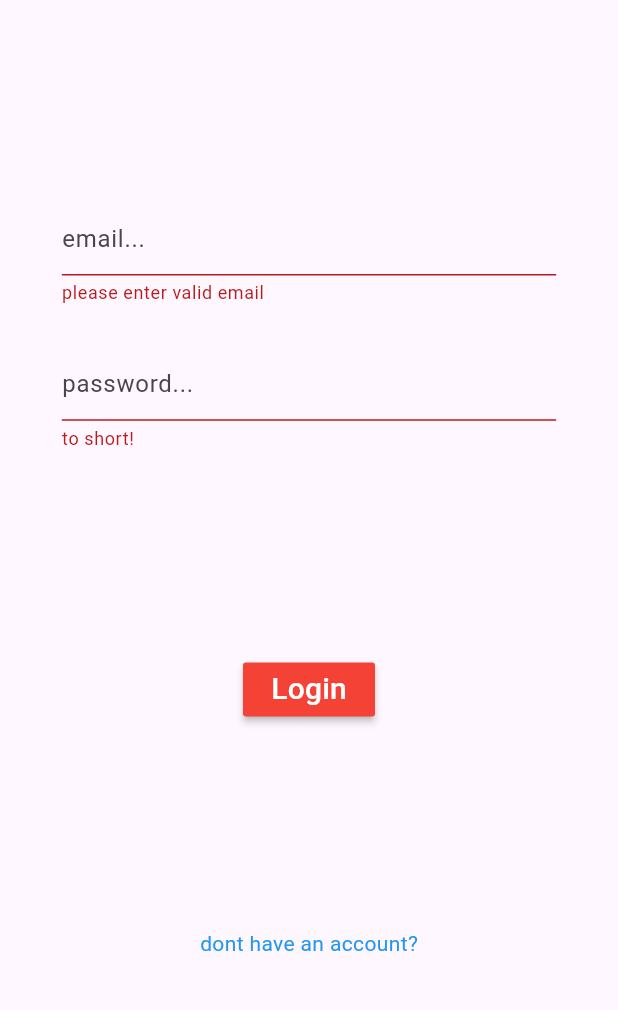
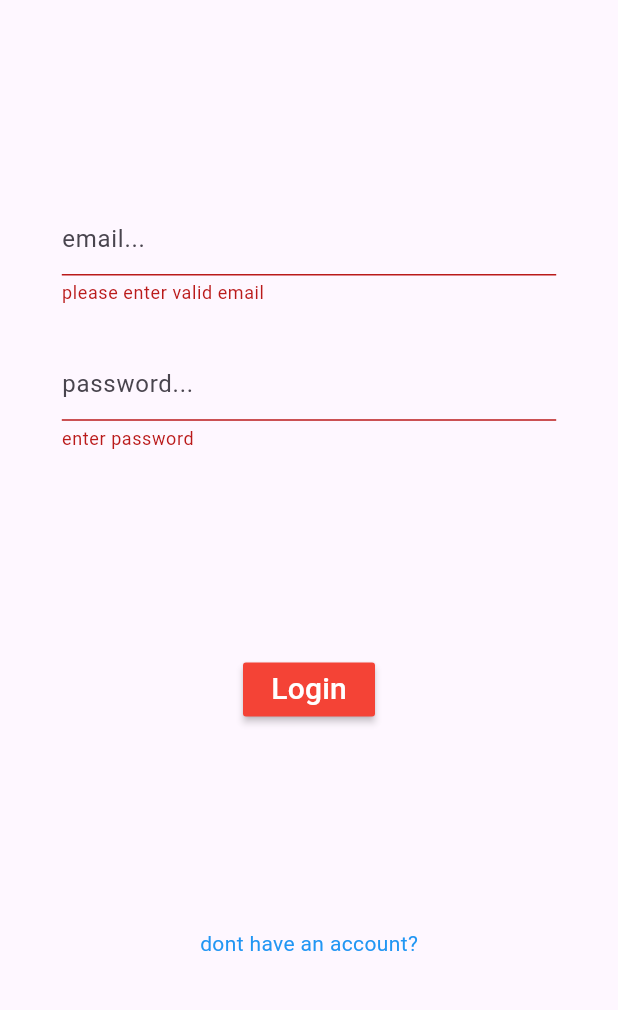
Before and after one commit to FaisalNadaf/Flutter_Social_Media, a Flutter app: the screen it shows after launch, after a tap on "Login", on a phone screen of 412 x 824 dp, the part 176-1186 px from its top. Run offline on Flutter 3.47's test engine with Material 3 defaults, Android fonts, the light colour scheme and no system bars; our stand-ins replace file_picker; accounts and stored records are empty; network calls fail.

Commit message:
register page and login page complete

```diff
--- a/lib/pages/loginPage.dart
+++ b/lib/pages/loginPage.dart
@@ -82,7 +82,11 @@ class _loginPage extends State<LoginPage> {
           _password = _value;
         });
       },
-      validator: (_value) => _value!.length > 6 ? null : "to short! ",
+      validator: (_value) => _value!.length == 0
+          ? "enter password"
+          : _value.length > 6
+              ? null
+              : "to short! ",
     );
   }
 
--- a/pubspec.yaml
+++ b/pubspec.yaml
@@ -30,6 +30,7 @@ environment:
 dependencies:
   flutter:
     sdk: flutter
+  file_picker: "8.1.2"
 
 
   # The following adds the Cupertino Icons font to your application.
```
Also changed, not shown: lib/pages/registerPage.dart (+41 -5 lines), pubspec.lock.
